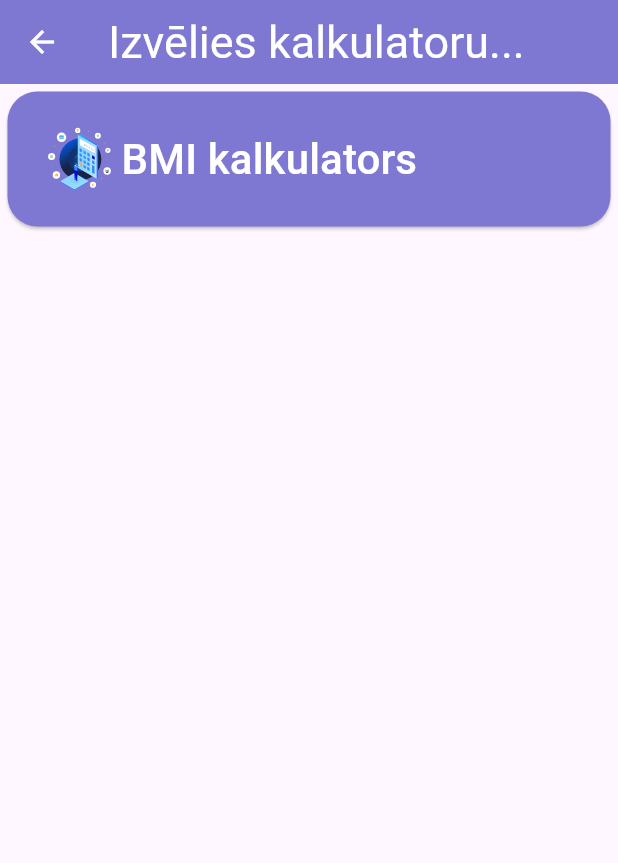
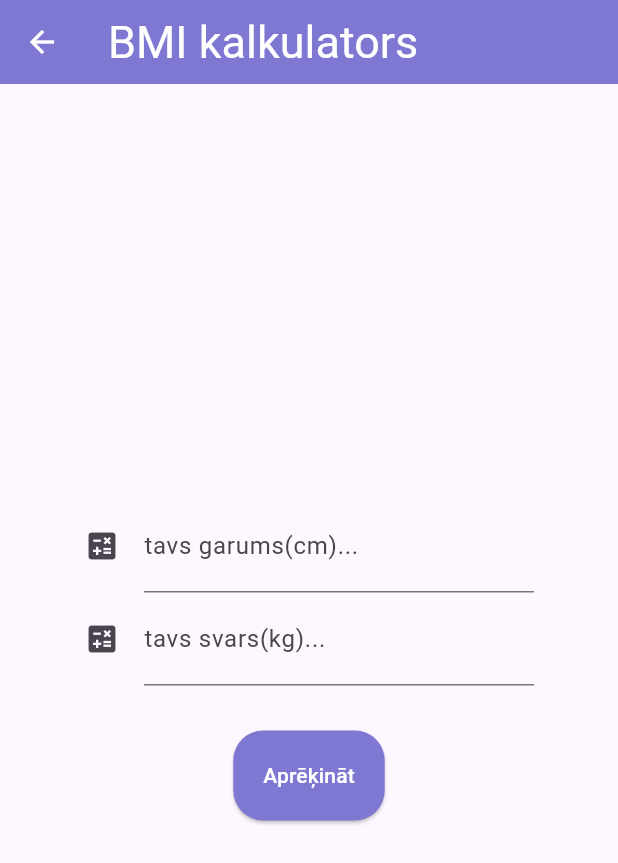
Before and after one commit to mrredo/flutter_calculator, a Flutter app: the CalculatorMain screen opened by its route, after a tap on "BMI kalkulators", on a phone screen of 412 x 824 dp. Shown: the top 863 px of the screen. Run offline on Flutter 3.47's test engine with Material 3 defaults, Android fonts, the phone set to English and light mode, and no system bars; our stand-ins replace flutter_svg.

```diff
--- a/lib/main.dart
+++ b/lib/main.dart
@@ -1,4 +1,5 @@
 import 'package:flutter/material.dart';
+import 'package:flutter_calculator/pages/bmi.dart';
 import 'package:flutter_calculator/pages/calculator.dart';
 import 'package:flutter_calculator/pages/main.dart';
 
@@ -36,6 +37,7 @@ class MainApp extends StatelessWidget {
       routes: {
         "/": (context) => const MainPage(),
         "/kalkulators": (context) => const CalculatorMain(),
+        "/kalkulators/bmi": (context) => const BMIMainPage(),
       },
       initialRoute: "/",
     );
--- /dev/null
+++ b/lib/pages/bmi.dart
@@ -0,0 +1,131 @@
+
+import 'package:flutter/material.dart';
+import 'package:flutter/services.dart';
+import 'package:flutter_calculator/themes/textColor.dart';
+import 'package:flutter_svg/flutter_svg.dart';
+
+class BMIMainPage extends StatelessWidget {
+  const BMIMainPage({super.key});
+  @override
+  Widget build(BuildContext context) {
+    return Scaffold(
+      appBar: AppBar(
+        title: const Text('BMI kalkulators'),
+      ),
+      body: Center(
+        child: Column(
+          mainAxisAlignment: MainAxisAlignment.center,
+          crossAxisAlignment: CrossAxisAlignment.center,
+          children: [
+            BmiMainFul(),
+          ],
+        ),
+      ),
+    );
+  }
+}
+
+class BmiMainFul extends StatefulWidget {
+
+  BmiMainFul({super.key});
+
+  @override
+  State<BmiMainFul> createState() => BmiMainFulState();
+}
+
+class BmiMainFulState extends State<BmiMainFul> {
+  BmiMainFulState();
+  TextEditingController garums = TextEditingController();
+  TextEditingController svars = TextEditingController();
+
+  void calculateBMi() {
+    double kg = double.parse(svars.value.text);
+    double cm = double.parse(garums.value.text);
+    double m = cm/100;
+
+    double bmi = kg/(m*m);
+    bmi = (bmi*10).roundToDouble()/10;
+    String rating = "";
+    if(bmi <=25 && bmi >= 18.5) {
+      rating = "Veselīgs svars";
+    } else if(bmi < 18.5) {
+      rating = "Par maz svars";
+    } else if(bmi> 25) {
+      rating = "Par daudz svars";
+
+    }
+    showModalBottomSheet(context: context, builder: (BuildContext context) {
+      return  Container(
+        margin: const EdgeInsets.only(top: 20, left: 10, right: 10),
+        child: Column(
+          children: [
+            Text("Tavs bmi: $bmi", textScaler: const TextScaler.linear(1.5)),
+            Text("Svara vērtējums: $rating", textScaler: const TextScaler.linear(1.5)),
+          ],
+        ),
+      );
+    });
+  }
+  @override
+  Widget build(BuildContext context) {
+
+    return Column(
+      children: [
+
+        SizedBox(
+          width: 300,
+          child: TextFormField(
+              style: const TextStyle(
+                fontSize: 20,
+              ),
+                  controller: garums,
+                  keyboardType: TextInputType.number,
+                  inputFormatters: <TextInputFormatter>[
+                    FilteringTextInputFormatter.digitsOnly
+                  ],
+                  decoration: const InputDecoration(
+                      labelText: "tavs garums(cm)...",
+                      hintText: "garums(cm)",
+                      icon: Icon(Icons.calculate)
+                  )
+              ),
+            ),
+        SizedBox(
+          width: 300,
+          child: TextFormField(
+            style: const TextStyle(
+              fontSize: 20,
+            ),
+              controller: svars,
+              keyboardType: TextInputType.number,
+              inputFormatters: <TextInputFormatter>[
+                FilteringTextInputFormatter.digitsOnly
+              ],
+              decoration: const InputDecoration(
+                  labelText: "tavs svars(kg)...",
+                  hintText: "svars(kg)",
+                  icon: Icon(Icons.calculate)
+              )
+          ),
+        ),
+        const SizedBox(
+          height: 30,
+        ),
+        ElevatedButton(
+            style: ButtonStyle(
+            backgroundColor:
+                    MaterialStateProperty.all(const Color.fromRGBO(126, 120, 210, 1)),
+            ),
+            onPressed: calculateBMi,
+            child:
+                    Text("Aprēķināt",
+                            textScaler: const TextScaler.linear(1),
+                            style: defaultElevatedButtonTextStyle()),
+
+    ),
+
+      ],
+    );
+
+  }
+}
--- a/lib/pages/calculator.dart
+++ b/lib/pages/calculator.dart
@@ -13,7 +13,7 @@ class CalculatorMain extends StatelessWidget {
       ),
       body: Column(
         children: [
-          CalculatorMainFul(name: "BMI kalkulators", path: "/kalkulators/bmi", imageURL: "/assets/google.svg",),
+          CalculatorMainFul(name: "BMI kalkulators", path: "/kalkulators/bmi", imageURL: "bmi.svg",),
         ],
       ),
     );
@@ -25,7 +25,6 @@ class CalculatorMainFul extends StatefulWidget {
   CalculatorMainFul({super.key, required this.name, required this.path, required this.imageURL});
   String imageURL;
   String path;
-
   String name;
   @override
   State<CalculatorMainFul> createState() => CalculatorMainState(name: name,path: path, imageURL: imageURL);
@@ -52,7 +51,7 @@ class CalculatorMainState extends State<CalculatorMainFul> {
         child: Row(children: [
           Container(
             padding: const EdgeInsets.only(left: 3, right: 3),
-            child: SvgPicture.asset('assets/main_page_image.svg', width: 50, height: 50,),
+            child: SvgPicture.asset(imageURL, width: 50, height: 50,),
           ),
           Text(name,
               textScaler: const TextScaler.linear(2),
--- a/pubspec.yaml
+++ b/pubspec.yaml
@@ -21,3 +21,4 @@ flutter:
   assets:
     - assets/main_page_image.svg
     - assets/google.svg
+    - assets/bmi.svg
```
Also changed, not shown: assets/bmi.svg (added).
